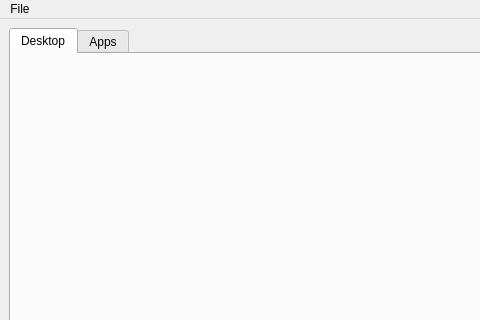
Before: the Qt Designer form ControlWindow.ui in WhenInDoubtC4/WindowsEG, drawn with Qt 5; both pictures show x 0 to 480 and y 0 to 320 of the 800 by 600 pixel window.
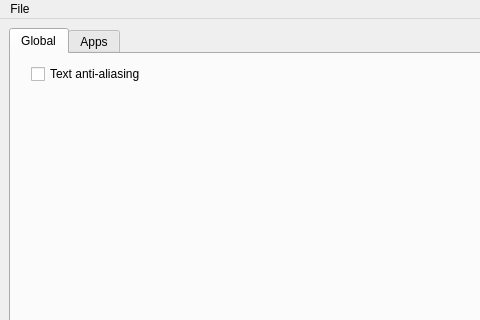
After: the same form once the commit is applied. The open tabs and pages were chosen to show the change.

What changed in the file:
```diff
--- a/ControlWindow.ui
+++ b/ControlWindow.ui
@@ -18,12 +18,28 @@
     <item row="0" column="0">
      <widget class="QTabWidget" name="tabWidget">
       <property name="currentIndex">
-       <number>1</number>
+       <number>0</number>
+      </property>
+      <property name="movable">
+       <bool>true</bool>
       </property>
       <widget class="QWidget" name="tab">
        <attribute name="title">
-        <string>Desktop</string>
+        <string>Global</string>
        </attribute>
+       <widget class="QCheckBox" name="textAACheckBox">
+        <property name="geometry">
+         <rect>
+          <x>20</x>
+          <y>10</y>
+          <width>201</width>
+          <height>20</height>
+         </rect>
+        </property>
+        <property name="text">
+         <string>Text anti-aliasing</string>
+        </property>
+       </widget>
       </widget>
       <widget class="QWidget" name="tab_2">
        <attribute name="title">
```
Left out of the diff: 2 changed lines with no effect on the pictures.
